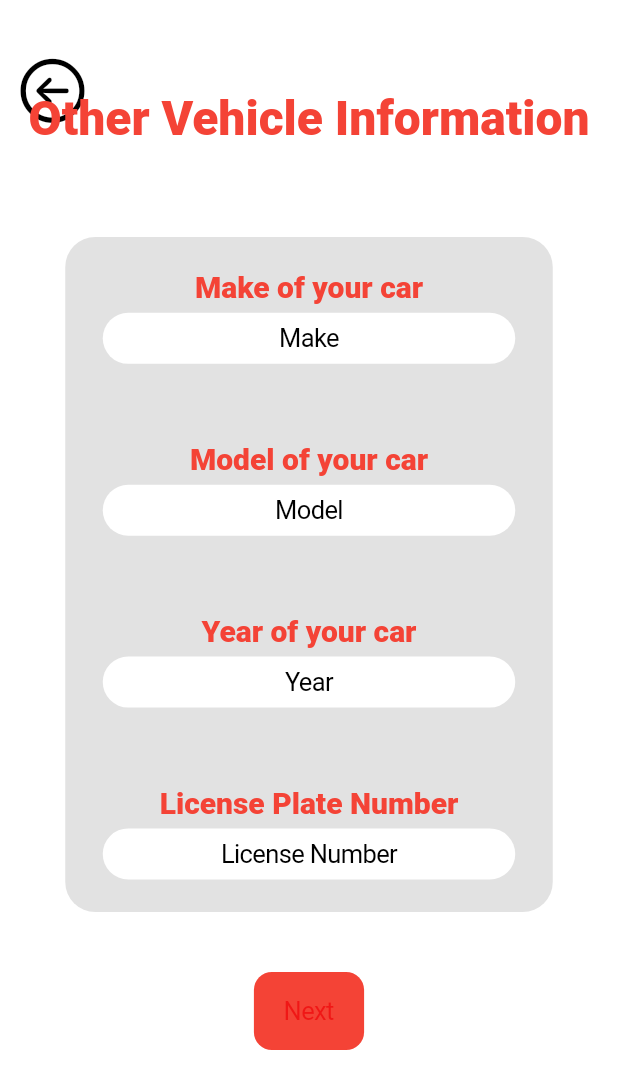
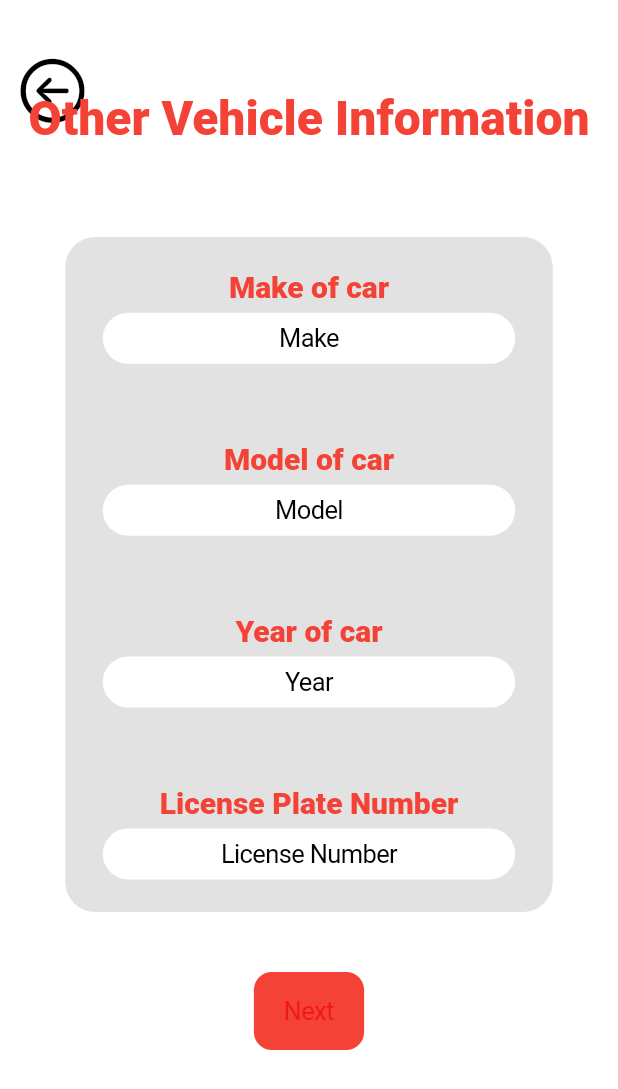
Before and after one commit to st9488/UTDHackathon2021, a Flutter app: the VehiclePage screen opened by its route, on a phone screen of 412 x 824 dp. Shown: the top 1089 px of the screen. Run offline on Flutter 3.47's test engine with Material 2 defaults, Android fonts, the phone set to English and light mode, and no system bars; our stand-ins replace cloud_firestore, firebase_auth, firebase_core, geocoding, geolocator, image_picker; accounts and stored records are empty; Roboto replaces fonts that are missing (BabasNeue, Bebas).

Commit message:
Last bit

```diff
--- a/lib/pages/vehicle_info_page.dart
+++ b/lib/pages/vehicle_info_page.dart
@@ -53,7 +53,7 @@ class _VehiclePageState extends State<VehiclePage> {
               children: [
                 const Padding(padding: EdgeInsets.symmetric(vertical: 5)),
                 const Text(
-                  'Make of your car',
+                  'Make of car',
                   style: TextStyle(
                       decoration: TextDecoration.none,
                       fontFamily: 'BabasNeue',
@@ -77,7 +77,7 @@ class _VehiclePageState extends State<VehiclePage> {
                 ),
                 const Padding(padding: EdgeInsets.symmetric(vertical: 20)),
                 const Text(
-                  'Model of your car',
+                  'Model of car',
                   style: TextStyle(
                       decoration: TextDecoration.none,
                       fontFamily: 'BabasNeue',
@@ -101,7 +101,7 @@ class _VehiclePageState extends State<VehiclePage> {
                 ),
                 const Padding(padding: EdgeInsets.symmetric(vertical: 20)),
                 const Text(
-                  'Year of your car',
+                  'Year of car',
                   style: TextStyle(
                       decoration: TextDecoration.none,
                       fontFamily: 'BabasNeue',
```
